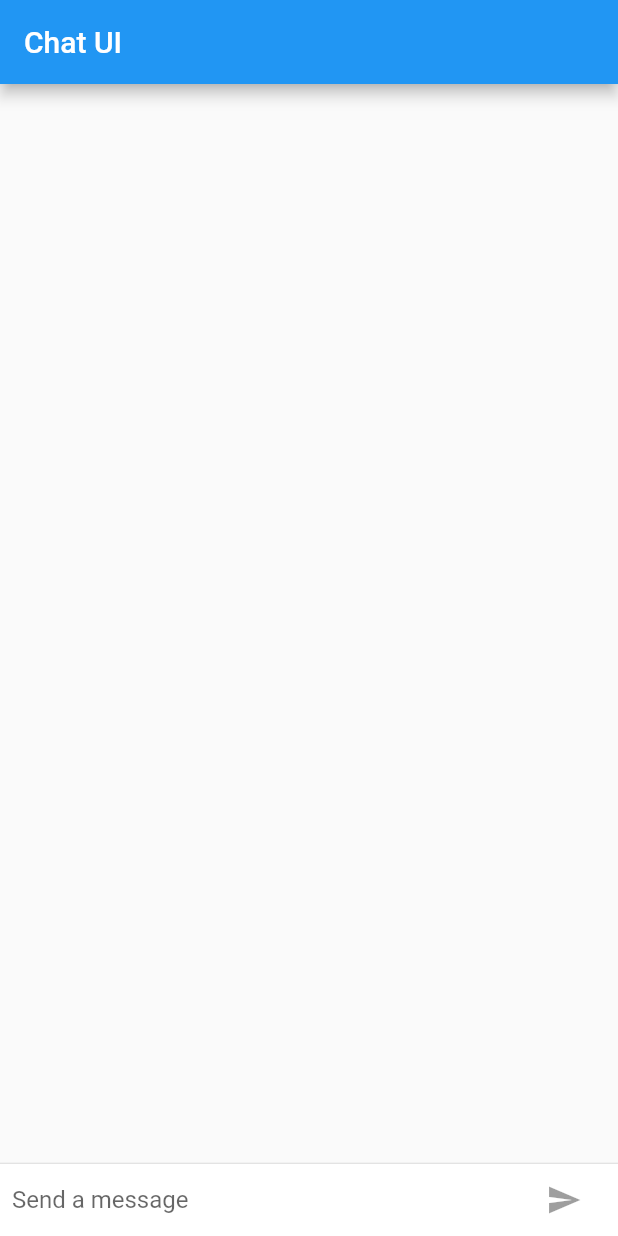
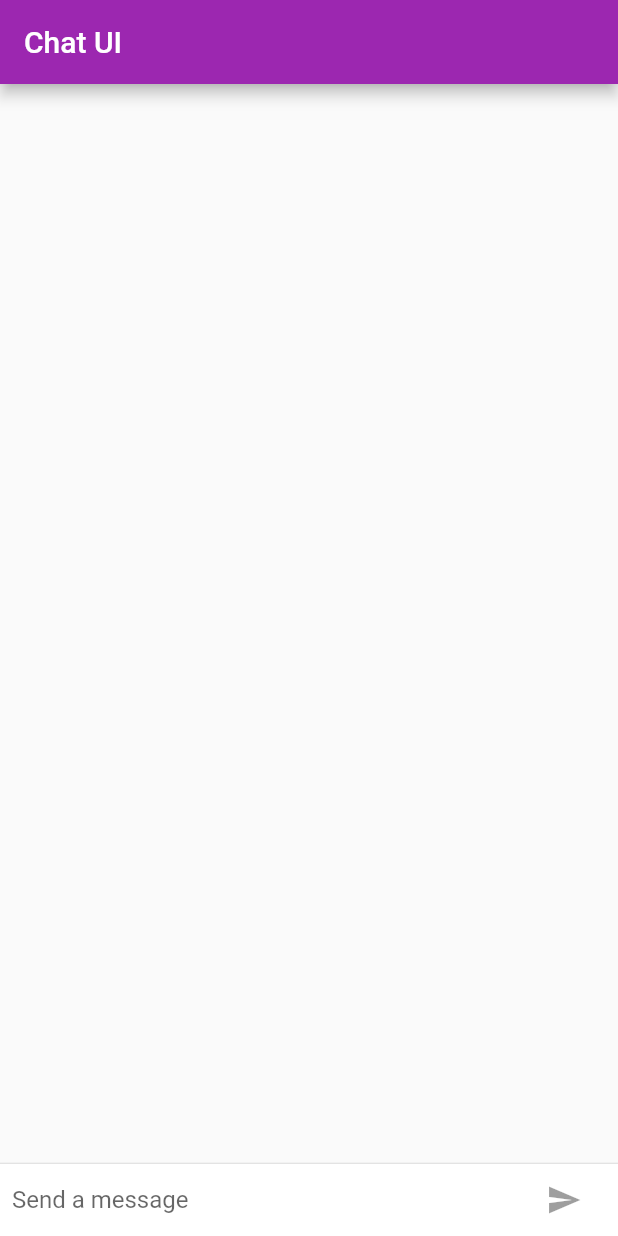
Before and after one commit to Jean-CS/flutter-simple-chat-ui, a Flutter app: the screen it shows after launch, on a phone screen of 412 x 824 dp. Run offline on Flutter 3.47's test engine with Material 2 defaults, Android fonts, the phone set to English and light mode, and no system bars.

Commit message:
add different customization for iOS and Android

```diff
--- a/lib/main.dart
+++ b/lib/main.dart
@@ -1,4 +1,6 @@
 import 'package:flutter/material.dart';
+import 'package:flutter/foundation.dart';
+import 'package:flutter/cupertino.dart';
 
 void main() {
   runApp(ChatApp());
@@ -8,12 +10,26 @@ void main() {
 
 const String _name = "Paul Smith";
 
+final ThemeData kIOSTheme = ThemeData(
+  primarySwatch: Colors.orange,
+  primaryColor: Colors.grey[100],
+  primaryColorBrightness: Brightness.light,
+);
+
+final ThemeData kDefaultTheme = ThemeData(
+  primarySwatch: Colors.purple,
+  accentColor: Colors.orangeAccent[400],
+);
+
 // Root-level widget that never changes
 class ChatApp extends StatelessWidget {
   @override
   Widget build(BuildContext context) {
     return MaterialApp(
       title: "Chat UI",
+      theme: defaultTargetPlatform == TargetPlatform.iOS
+          ? kIOSTheme
+          : kDefaultTheme,
       home: ChatScreen(),
     );
   }
@@ -37,8 +53,10 @@ class ChatScreenState extends State<ChatScreen> with TickerProviderStateMixin {
     return Scaffold(
       appBar: AppBar(
         title: Text("Chat UI"),
+        elevation: Theme.of(context).platform == TargetPlatform.iOS ? 0.0 : 4.0,
       ),
-      body: Column(
+      body: Container(
+        child: Column(
           children: <Widget>[
             Flexible(
               child: ListView.builder(
@@ -56,6 +74,16 @@ class ChatScreenState extends State<ChatScreen> with TickerProviderStateMixin {
               child: _buildTextComposer(),
             ),
           ],
+        ),
+        decoration: Theme.of(context).platform == TargetPlatform.iOS
+            ? BoxDecoration(
+                border: Border(
+                  top: BorderSide(
+                    color: Colors.grey[200],
+                  ),
+                ),
+              )
+            : null,
       ),
     );
   }
@@ -97,7 +125,14 @@ class ChatScreenState extends State<ChatScreen> with TickerProviderStateMixin {
             ),
             Container(
               margin: EdgeInsets.symmetric(horizontal: 4.0),
-              child: IconButton(
+              child: Theme.of(context).platform == TargetPlatform.iOS
+                  ? CupertinoButton(
+                      child: Text("Send"),
+                      onPressed: _isComposing
+                          ? () => _handleSubmitted(_textController.text)
+                          : null,
+                    )
+                  : IconButton(
                       icon: Icon(Icons.send),
                       onPressed: _isComposing
                           ? () => _handleSubmitted(_textController.text)
```
Lines whose indentation alone changed are shown as unchanged.
